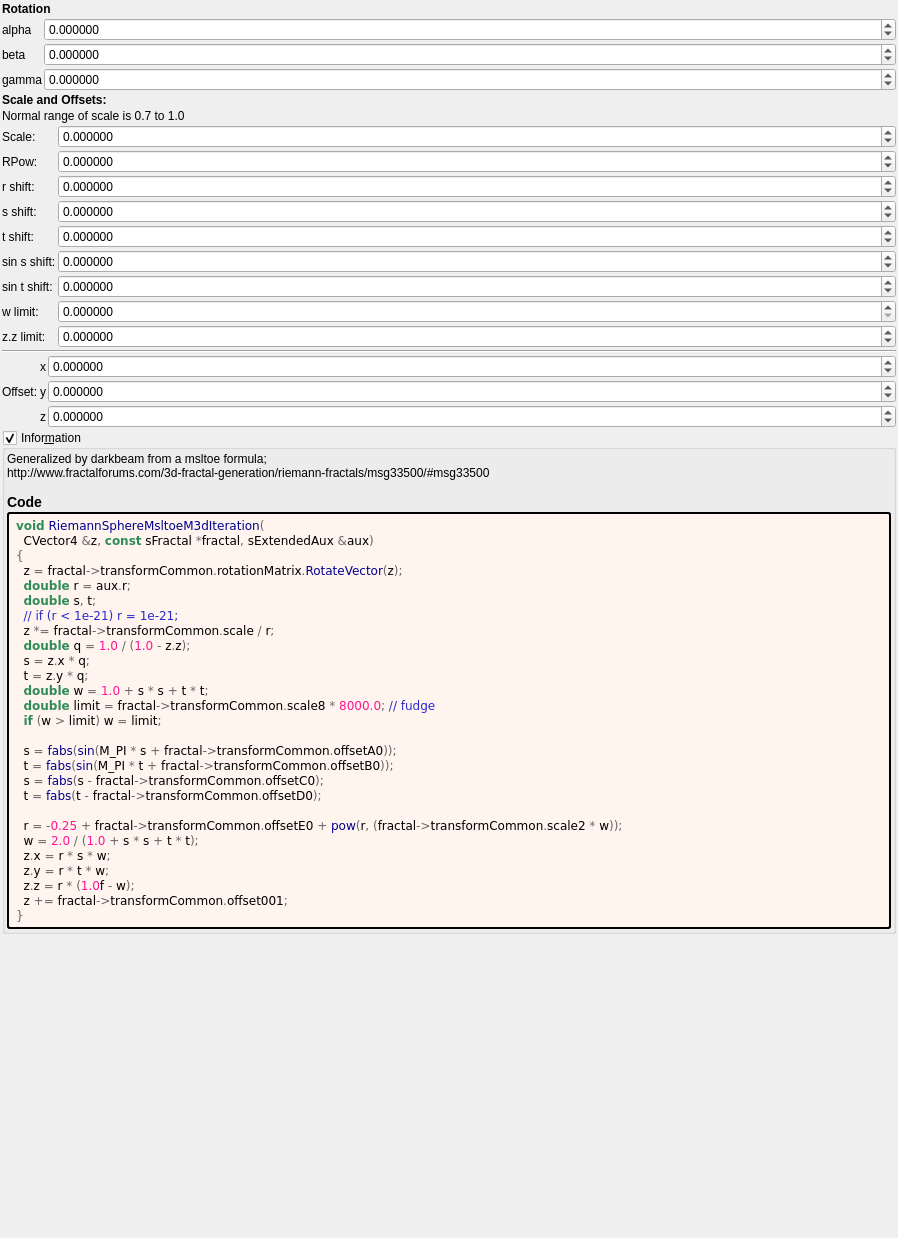
This is mandelbulber2/formula/ui/riemann_sphere_msltoe_m3d.ui in buddhi1980/mandelbulber2 as Qt 5 draws it before an edit. The edited form follows.
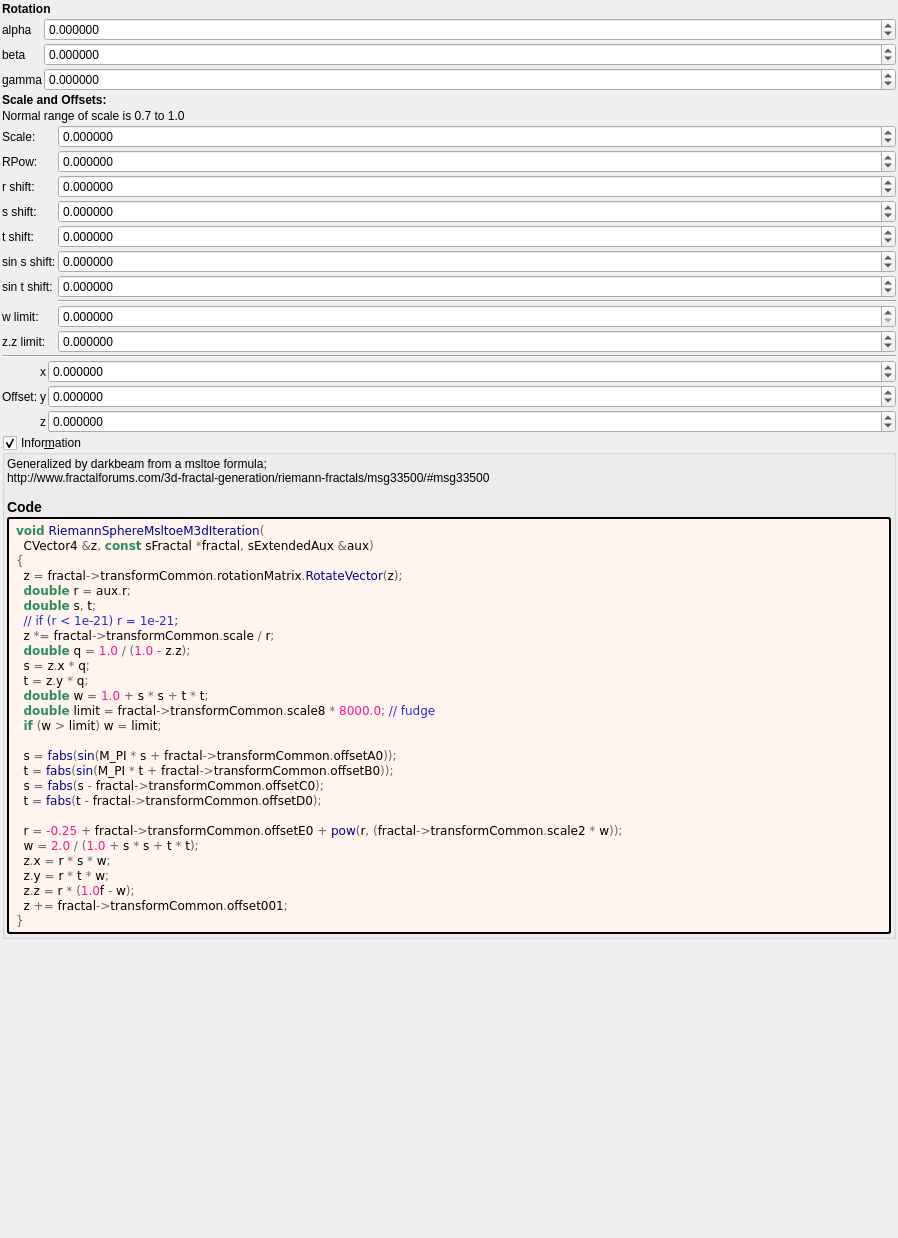
This is the edited form. Custom widgets are drawn as their Qt base class.

What changed in the file:
```diff
--- a/mandelbulber2/formula/ui/riemann_sphere_msltoe_m3d.ui
+++ b/mandelbulber2/formula/ui/riemann_sphere_msltoe_m3d.ui
@@ -249,7 +249,7 @@
        </property>
       </widget>
      </item>
-     <item row="8" column="0">
+     <item row="9" column="0">
       <widget class="QLabel" name="label_148">
        <property name="text">
         <string>w limit:</string>
@@ -326,7 +326,7 @@
        </property>
       </widget>
      </item>
-     <item row="8" column="1">
+     <item row="9" column="1">
       <widget class="MyDoubleSpinBox" name="spinbox_transf_scale_8">
        <property name="sizePolicy">
         <sizepolicy hsizetype="Minimum" vsizetype="Maximum">
@@ -459,7 +459,7 @@
        </property>
       </widget>
      </item>
-     <item row="9" column="1">
+     <item row="10" column="1">
       <widget class="MyDoubleSpinBox" name="spinbox_transf_offsetA_1">
        <property name="sizePolicy">
         <sizepolicy hsizetype="Minimum" vsizetype="Maximum">
@@ -487,13 +487,20 @@
        </property>
       </widget>
      </item>
-     <item row="9" column="0">
+     <item row="10" column="0">
       <widget class="QLabel" name="label_149">
        <property name="text">
         <string>z.z limit:</string>
        </property>
       </widget>
      </item>
+     <item row="8" column="1">
+      <widget class="Line" name="line_2">
+       <property name="orientation">
+        <enum>Qt::Horizontal</enum>
+       </property>
+      </widget>
+     </item>
     </layout>
    </item>
    <item>
```
